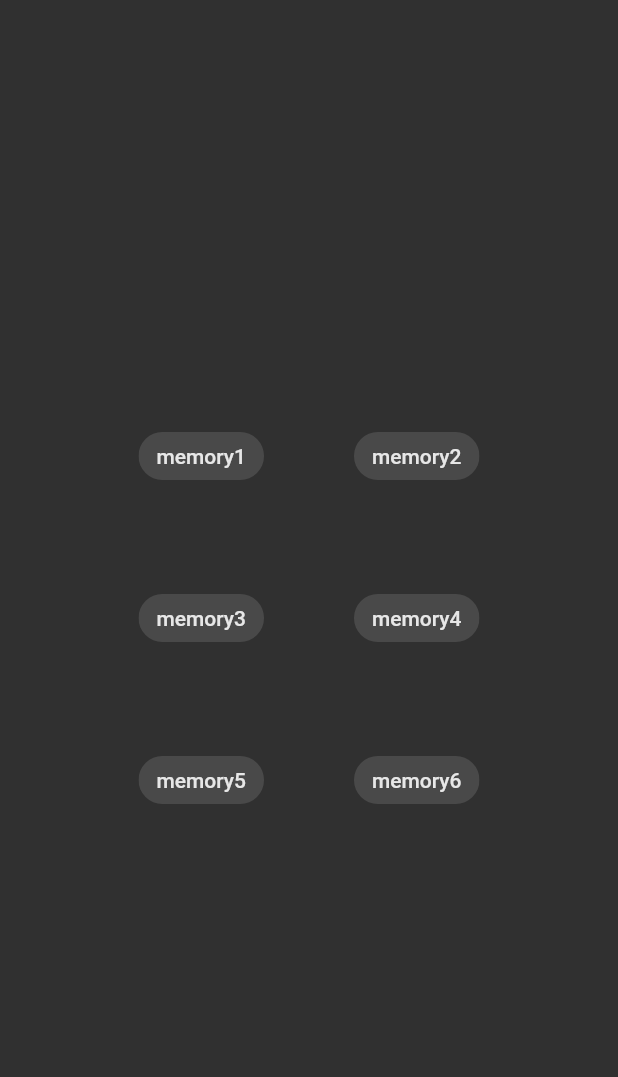
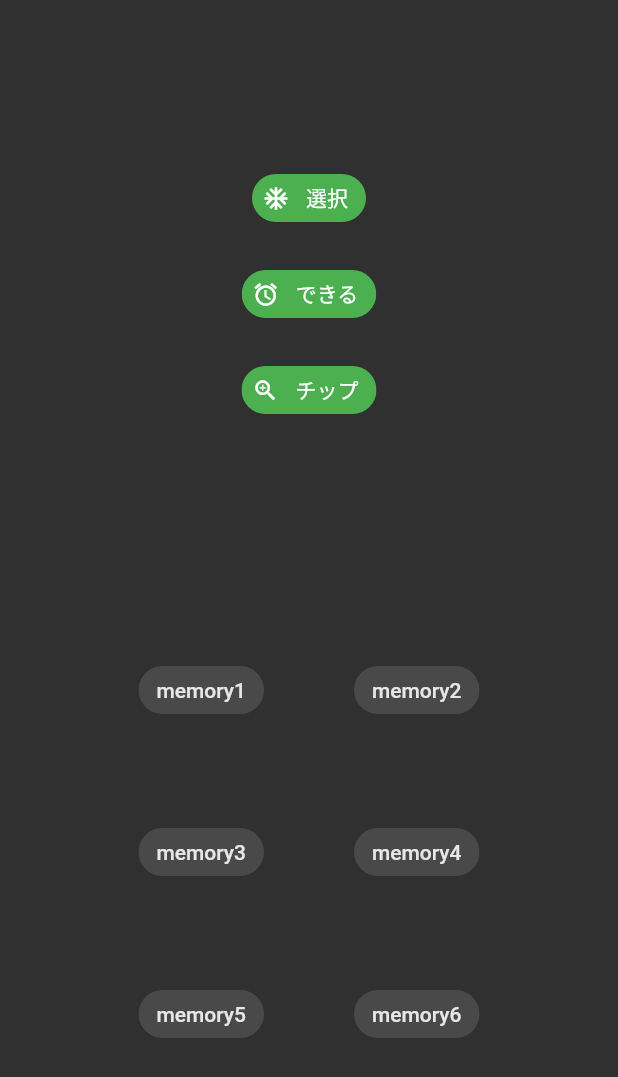
Before and after one commit to rion15007/choicechip, a Flutter app: the screen it shows after launch, on a phone screen of 412 x 824 dp. Shown: the top 1077 px of the screen. Run offline on Flutter 3.47's test engine with Material 2 defaults, Android fonts, the phone set to English and light mode, and no system bars; Roboto replaces fonts that are missing (Arial).

Commit message:
2種類のパターンでChoiceChipを実装

```diff
--- a/lib/main.dart
+++ b/lib/main.dart
@@ -38,13 +38,52 @@ class _ChipselectState extends State<Chipselect> {
     'memory6',
   ];
 
+  final _choices = ["選択", "できる", "チップ"];
+  final _icon = [
+    const Icon(Icons.ac_unit),
+    const Icon(Icons.access_alarm_sharp),
+    const Icon(Icons.zoom_in),
+  ];
+
+  var _choiceIndex;
+
   @override
   Widget build(BuildContext context) {
     return Scaffold(
-      body: Center(
-        child: Wrap(
-          children: _choiceList, // 代入
-        ),
+      body: Column(
+        children: [
+          const SizedBox(height: 100),
+          SizedBox(
+            height: MediaQuery.of(context).size.height / 4,
+            child: ListView.builder(
+              itemCount: _choices.length,
+              itemBuilder: (BuildContext context, int index) {
+                return Padding(
+                  padding: const EdgeInsets.all(8.0),
+                  child: ChoiceChip(
+                    label: Text(_choices[index]),
+                    avatar: _icon[index],
+                    selected: _choiceIndex == index,
+                    selectedColor: Colors.red,
+                    onSelected: (bool selected) {
+                      setState(() {
+                        _choiceIndex = selected ? index : 0;
+                      });
+                    },
+                    backgroundColor: Colors.green,
+                    labelStyle: const TextStyle(color: Colors.white),
+                  ),
+                );
+              },
+            ),
+          ),
+          const SizedBox(height: 100),
+          Center(
+            child: Wrap(
+              children: _choiceList, // 代入
+            ),
+          ),
+        ],
       ),
     );
   }
```
